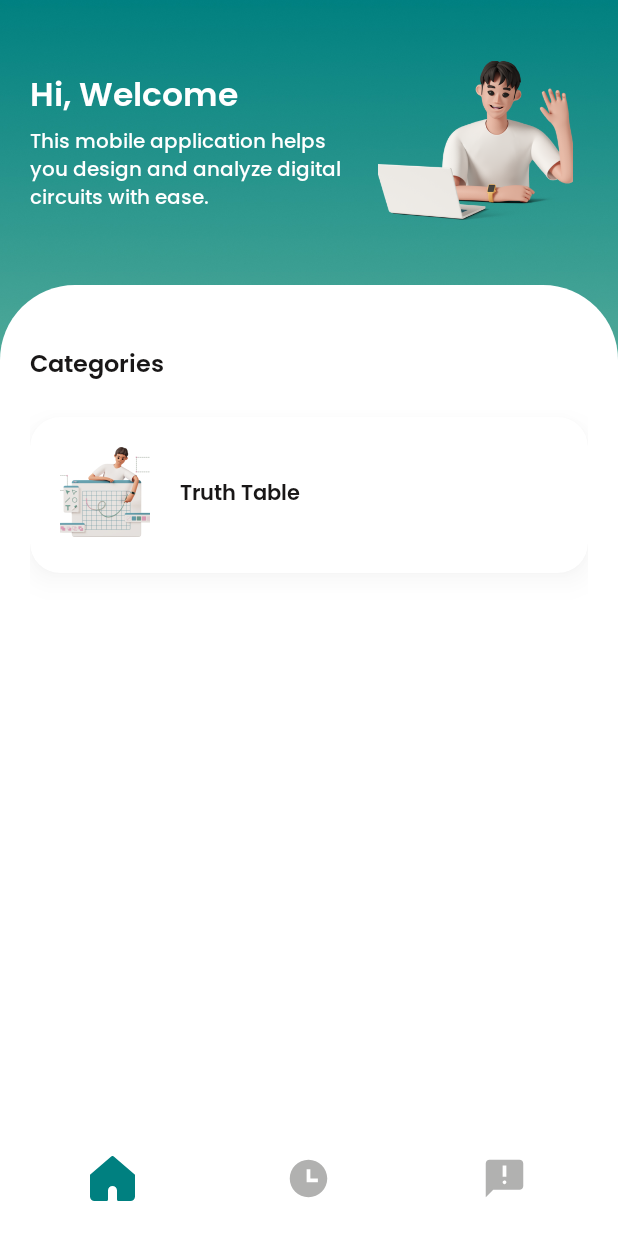
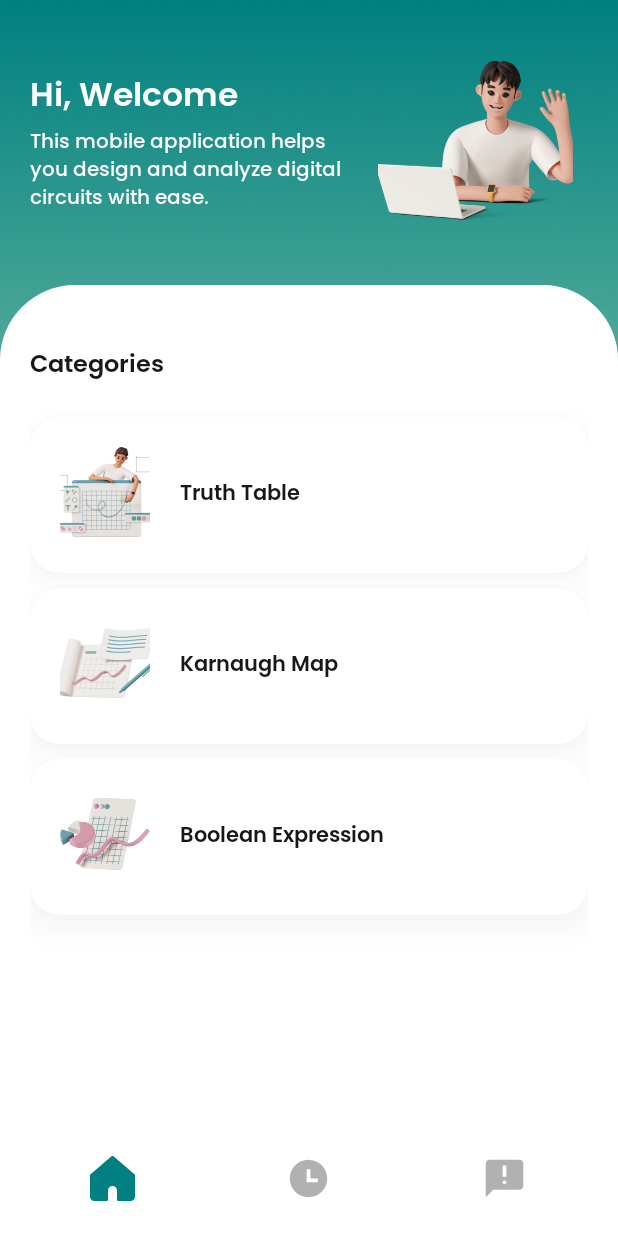
Before and after one commit to ThirdyGraphicsStudio/LogiCraft, an Android app: the screen it shows after launch (MainActivity), on a phone screen of 412 x 824 dp. Run offline under Robolectric (Android 15) with nearby library versions, the light colour scheme and no system bars.

Commit message:
Homepage front end 80%

```diff
--- a/app/src/main/res/layout/fragment_homepage.xml
+++ b/app/src/main/res/layout/fragment_homepage.xml
@@ -120,6 +120,97 @@
         </androidx.cardview.widget.CardView>
 
 
+        <!-- Karnaugh TABLE-->
+        <androidx.cardview.widget.CardView
+            android:layout_width="match_parent"
+            android:layout_height="wrap_content"
+            app:cardBackgroundColor="@color/white"
+            app:cardCornerRadius="20dp"
+            android:layout_marginTop="10dp"
+            app:cardElevation="10dp"
+            android:outlineSpotShadowColor="@color/shadow"
+            android:outlineAmbientShadowColor="@color/shadow"
+            >
+
+            <LinearLayout
+                android:padding="20dp"
+                android:layout_width="match_parent"
+                android:layout_height="wrap_content"
+                android:orientation="horizontal"
+                android:background="@drawable/ripple"
+                android:clickable="true"
+                android:focusable="true"
+                >
+
+                <ImageView
+                    android:layout_width="60dp"
+                    android:layout_height="60dp"
+                    android:src="@drawable/karnaugh_icon"
+                    />
+
+
+                <TextView
+                    android:layout_width="wrap_content"
+                    android:layout_height="wrap_content"
+                    android:layout_marginVertical="20dp"
+                    android:text="Karnaugh Map"
+                    android:layout_marginHorizontal="20dp"
+                    android:layout_gravity="center_vertical"
+                    android:textColor="@color/black"
+                    android:fontFamily="@font/poppinssemibold"
+                    android:textSize="14sp"
+                    />
+            </LinearLayout>
+
+
+        </androidx.cardview.widget.CardView>
+
+        <!-- Karnaugh TABLE-->
+        <androidx.cardview.widget.CardView
+            android:layout_width="match_parent"
+            android:layout_height="wrap_content"
+            app:cardBackgroundColor="@color/white"
+            app:cardCornerRadius="20dp"
+            android:layout_marginTop="10dp"
+            app:cardElevation="10dp"
+            android:outlineSpotShadowColor="@color/shadow"
+            android:outlineAmbientShadowColor="@color/shadow"
+            >
+
+            <LinearLayout
+                android:padding="20dp"
+                android:layout_width="match_parent"
+                android:layout_height="wrap_content"
+                android:orientation="horizontal"
+                android:background="@drawable/ripple"
+                android:clickable="true"
+                android:focusable="true"
+                >
+
+                <ImageView
+                    android:layout_width="60dp"
+                    android:layout_height="60dp"
+                    android:src="@drawable/boolean_icon"
+                    />
+
+
+                <TextView
+                    android:layout_width="wrap_content"
+                    android:layout_height="wrap_content"
+                    android:layout_marginVertical="20dp"
+                    android:text="Boolean Expression"
+                    android:layout_marginHorizontal="20dp"
+                    android:layout_gravity="center_vertical"
+                    android:textColor="@color/black"
+                    android:fontFamily="@font/poppinssemibold"
+                    android:textSize="14sp"
+                    />
+            </LinearLayout>
+
+
+        </androidx.cardview.widget.CardView>
+
+
     </LinearLayout>
 
 
```
